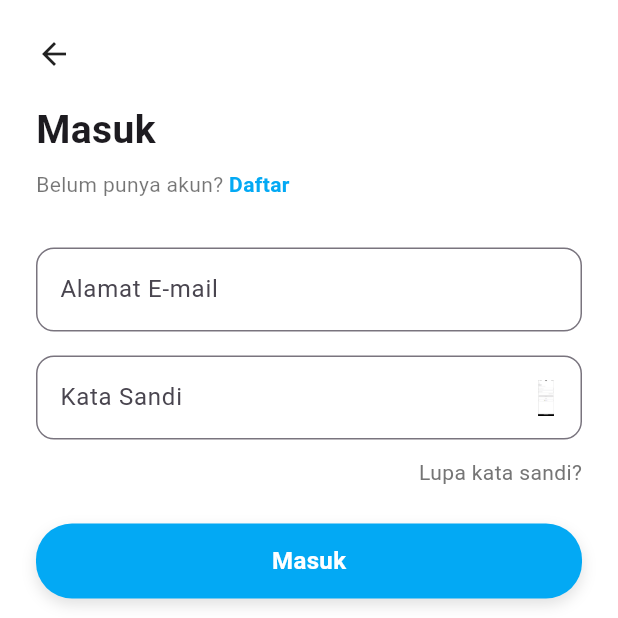
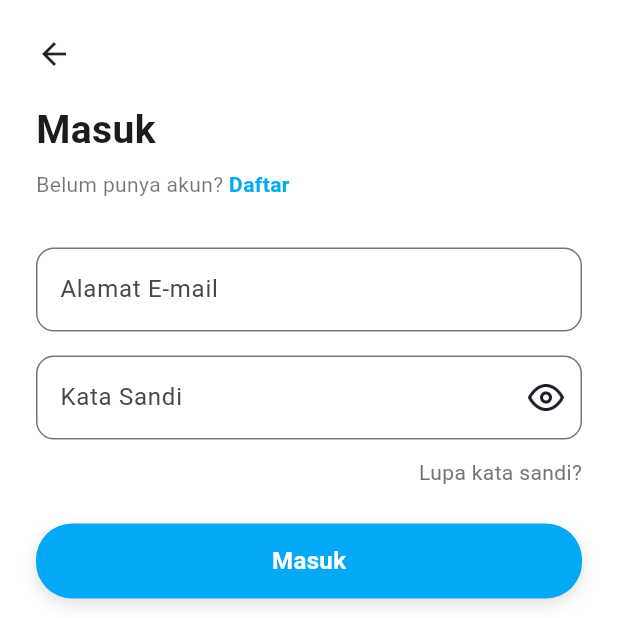
Before and after one commit to dhimskyyy/gen_app, a Flutter app: the LoginScreen screen opened by its route, on a phone screen of 412 x 824 dp, the top half of it. Run offline on Flutter 3.47's test engine with Material 3 defaults, Android fonts, the phone set to English and light mode, and no system bars; Roboto replaces fonts that are missing (YourFont).

Commit message:
fix icon hidden register

```diff
--- a/lib/login_screen/login_screen.dart
+++ b/lib/login_screen/login_screen.dart
@@ -15,7 +15,7 @@ class _LoginScreenState extends State<LoginScreen> {
   @override
   Widget build(BuildContext context) {
     return Scaffold(
-      resizeToAvoidBottomInset: true, // penting untuk keyboard
+      resizeToAvoidBottomInset: true,
       body: SafeArea(
         child: SingleChildScrollView(
           padding: EdgeInsets.only(
@@ -74,8 +74,8 @@ class _LoginScreenState extends State<LoginScreen> {
                   suffixIcon: IconButton(
                     icon: Image.asset(
                       _obscureText
-                          ? 'assets/icons/eye.png'
-                          : 'assets/icons/bulumata.png',
+                          ? 'assets/icons/eye_icon.png'
+                          : 'assets/icons/eyelashes_icon.png',
                       width: 24,
                       height: 24,
                     ),
```
Also changed, not shown: assets/icons/eye.png (deleted), assets/icons/eye_icon.png (renamed from assets/icons/bulumata.png), assets/icons/eyelashes_icon.png (added).
